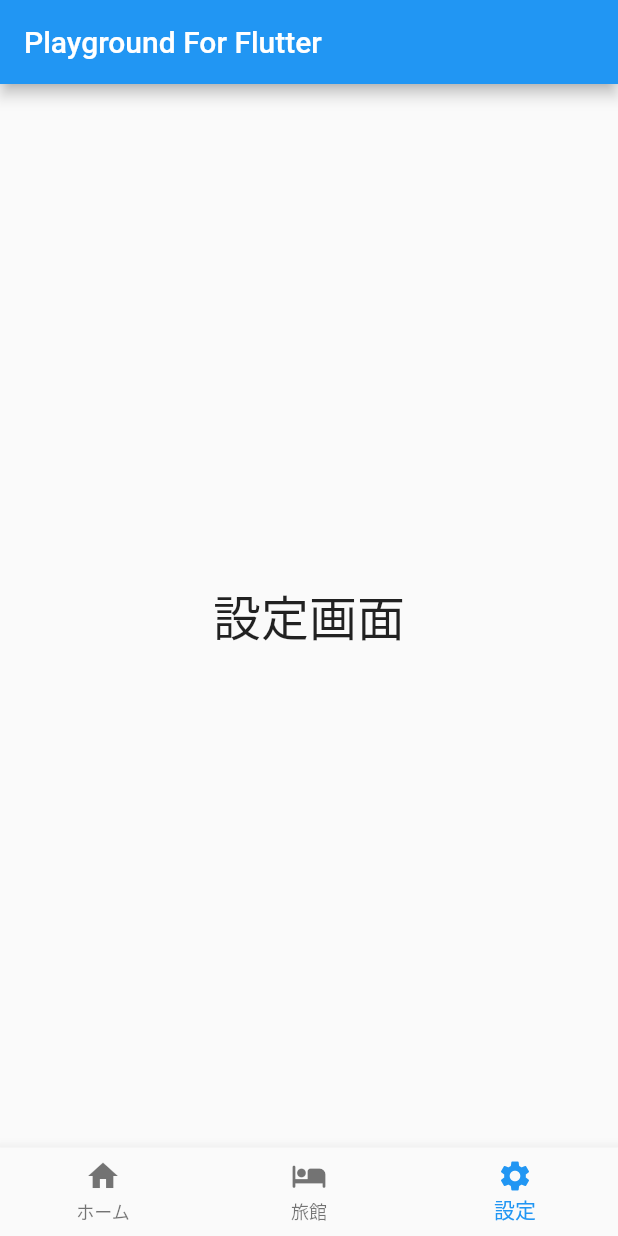
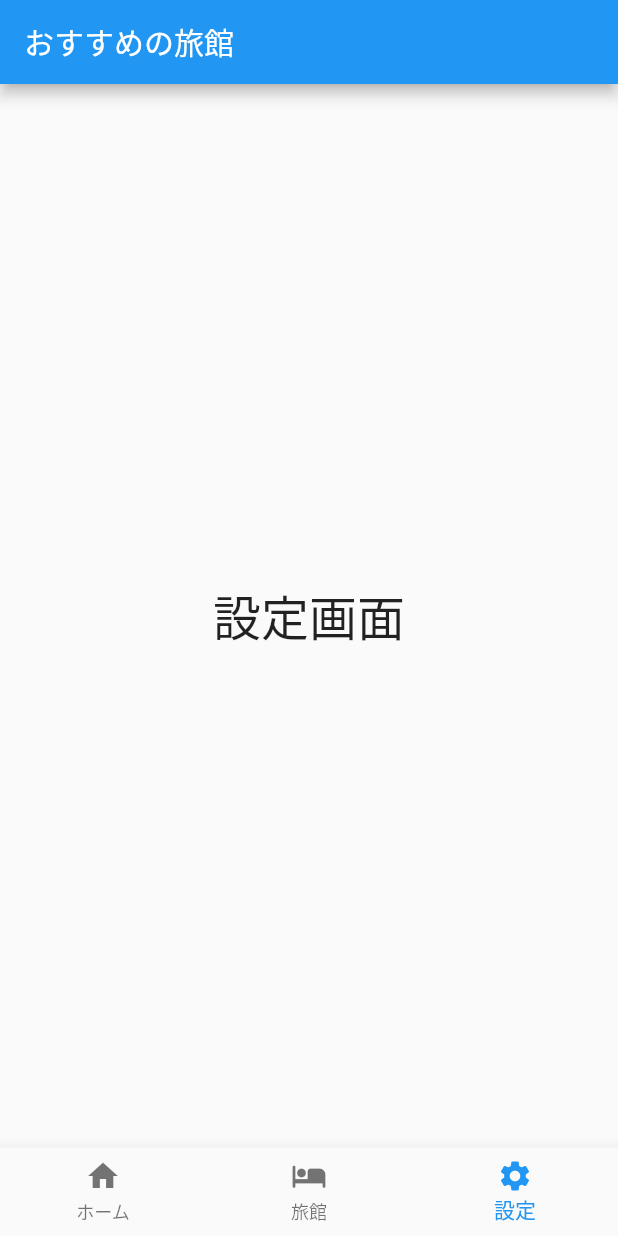
Before and after one commit to Channelsu/playground_flutter_app, a Flutter app: the screen it shows after launch, item 3 of the bottom bar chosen, on a phone screen of 412 x 824 dp. Run offline on Flutter 3.47's test engine with Material 2 defaults, Android fonts, the phone set to English and light mode, and no system bars.

Commit message:
feat: ヘッダータイトル変更&初期表示タブ変更

```diff
--- a/lib/main.dart
+++ b/lib/main.dart
@@ -18,7 +18,7 @@ class MyApp extends StatelessWidget {
       theme: ThemeData(
         primarySwatch: Colors.blue,
       ),
-      home: const MyHomePage(title: 'Playground For Flutter'),
+      home: const MyHomePage(title: 'おすすめの旅館'),
     );
   }
 }
@@ -33,7 +33,7 @@ class MyHomePage extends StatefulWidget {
 }
 
 class _MyHomePageState extends State<MyHomePage> {
-  int _selectedBottomNavigationBarIndex = 0;
+  int _selectedBottomNavigationBarIndex = 1;
 
   static const _screens = [
     HomeScreen(),
```
